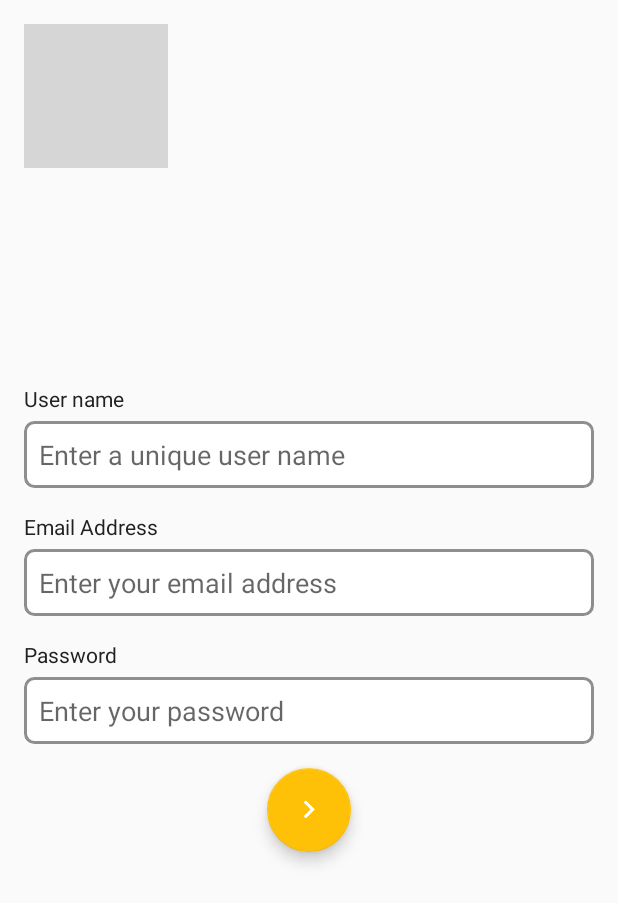
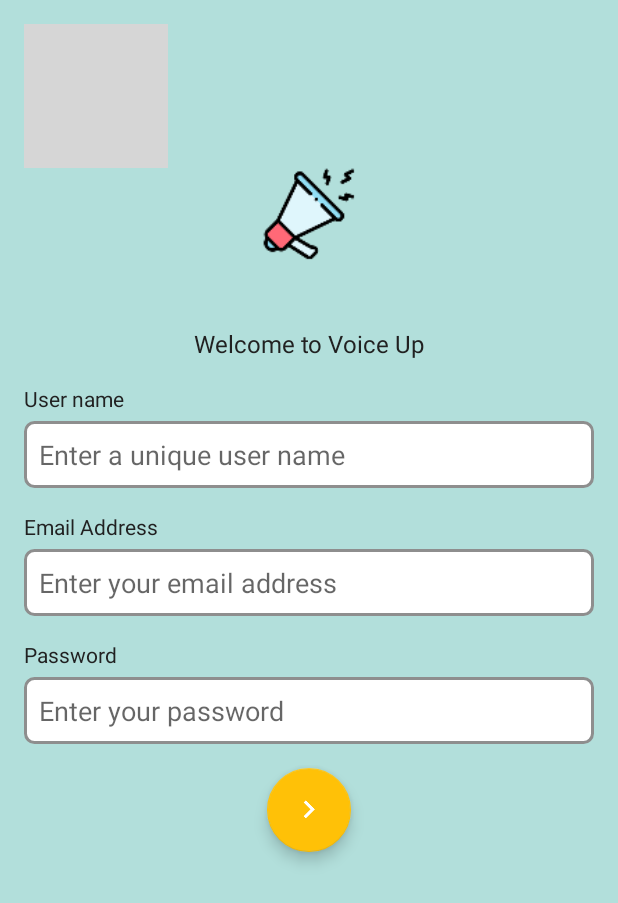
Before and after one commit to Devendra-Mehra/Voice-Up, an Android app: the SignUpActivity screen opened directly, with no data from a screen before it, on a phone screen of 412 x 824 dp. Shown: the top 903 px of the screen. Run offline under Robolectric (Android 15) with nearby library versions, the phone set to English and light mode, and no system bars; our stand-ins replace Dagger/Hilt's generated code, RxJava, data binding; grey boxes are pictures that could not be loaded.

Commit message:
add media bug solved

```diff
--- a/app/src/main/res/layout/activity_sign_up.xml
+++ b/app/src/main/res/layout/activity_sign_up.xml
@@ -6,6 +6,7 @@
         xmlns:tools="http://schemas.android.com/tools"
         android:layout_width="match_parent"
         android:layout_height="match_parent"
+        android:background="@color/primary_light"
         tools:context=".registration.sign_up.view.SignUpActivity">
 
 
@@ -20,7 +21,30 @@
             app:layout_constraintTop_toTopOf="parent"
             app:srcCompat="@drawable/back" />
 
+        <androidx.appcompat.widget.AppCompatImageView
+            android:layout_width="150dp"
+            android:layout_height="150dp"
+            android:layout_gravity="center"
+            app:layout_constraintBottom_toTopOf="@+id/tv_welcome_note"
+            app:layout_constraintEnd_toEndOf="parent"
+            app:layout_constraintStart_toStartOf="parent"
+            app:srcCompat="@mipmap/ic_launcher_foreground" />
+
+        <TextView
+            android:id="@+id/tv_welcome_note"
+            android:layout_width="wrap_content"
+            android:layout_height="wrap_content"
+            android:layout_gravity="center"
+            android:text="@string/welcome_to_voice_up"
+            android:textColor="@color/primary_text"
+            android:textSize="16sp"
+            app:layout_constraintBottom_toTopOf="@+id/constraint_layout"
+            app:layout_constraintEnd_toEndOf="parent"
+            app:layout_constraintStart_toStartOf="parent" />
+
+
         <androidx.constraintlayout.widget.ConstraintLayout
+            android:id="@+id/constraint_layout"
             android:layout_width="match_parent"
             android:layout_height="wrap_content"
             app:layout_constraintBottom_toBottomOf="parent"
@@ -34,7 +58,7 @@
                 android:layout_height="wrap_content"
                 android:layout_marginStart="16dp"
                 android:layout_marginTop="16dp"
-                android:text="User name"
+                android:text="@string/user_name"
                 android:textColor="@color/primary_text"
                 app:layout_constraintStart_toStartOf="parent"
                 app:layout_constraintTop_toTopOf="parent" />
@@ -48,7 +72,8 @@
                 android:layout_marginTop="5dp"
                 android:layout_marginEnd="16dp"
                 android:background="@drawable/rounded_shape"
-                android:hint="Enter a unique user name"
+                android:hint="@string/enter_a_unique_user_name"
+                android:inputType="textCapWords"
                 android:maxLines="1"
                 android:padding="10dp"
                 android:singleLine="true"
@@ -63,7 +88,7 @@
                 android:layout_height="wrap_content"
                 android:layout_marginStart="16dp"
                 android:layout_marginTop="16dp"
-                android:text="Email Address"
+                android:text="@string/email_address"
                 android:textColor="@color/primary_text"
                 app:layout_constraintStart_toStartOf="parent"
                 app:layout_constraintTop_toBottomOf="@+id/et_user_name" />
@@ -76,7 +101,7 @@
                 android:layout_marginTop="5dp"
                 android:layout_marginEnd="16dp"
                 android:background="@drawable/rounded_shape"
-                android:hint="Enter your email address"
+                android:hint="@string/enter_your_email_address"
                 android:inputType="textEmailAddress"
                 android:maxLines="1"
                 android:padding="10dp"
@@ -91,7 +116,7 @@
                 android:layout_height="wrap_content"
                 android:layout_marginStart="16dp"
                 android:layout_marginTop="16dp"
-                android:text="Password"
+                android:text="@string/password"
                 android:textColor="@color/primary_text"
                 app:layout_constraintStart_toStartOf="parent"
                 app:layout_constraintTop_toBottomOf="@+id/et_email" />
@@ -104,7 +129,7 @@
                 android:layout_marginTop="5dp"
                 android:layout_marginEnd="16dp"
                 android:background="@drawable/rounded_shape"
-                android:hint="Enter your password"
+                android:hint="@string/enter_your_password"
                 android:inputType="textPassword"
                 android:maxLines="1"
                 android:padding="10dp"
@@ -135,11 +160,11 @@
             style="@style/Base.Widget.AppCompat.ProgressBar"
             android:layout_width="wrap_content"
             android:layout_height="wrap_content"
+            android:layout_marginBottom="16dp"
             android:indeterminate="true"
             android:visibility="gone"
             app:layout_constraintBottom_toBottomOf="parent"
             app:layout_constraintEnd_toEndOf="parent"
-            app:layout_constraintStart_toStartOf="parent"
-            app:layout_constraintTop_toTopOf="parent" />
+            app:layout_constraintStart_toStartOf="parent" />
     </androidx.constraintlayout.widget.ConstraintLayout>
 </layout>
--- a/app/src/main/res/values/strings.xml
+++ b/app/src/main/res/values/strings.xml
@@ -18,6 +18,11 @@
     <string name="create_your_post">Create your post</string>
     <string name="select_your_file_type">Select your file type?</string>
     <string name="something_went_wrong">Something went wrong</string>
+    <string name="enter_a_unique_user_name">Enter a unique user name</string>
+    <string name="email_address">Email Address</string>
+    <string name="enter_your_email_address">Enter your email address</string>
+    <string name="password">Password</string>
+    <string name="user_name">User name</string>
     <string-array name="itemsArray">
         <item>Image</item>
         <item>Video</item>
```
Also changed, not shown: app/src/main/java/com/devendra/voiceup/post/view/PostActivity.java (+7 -7 lines), app/src/main/java/com/devendra/voiceup/registration/sign_in/view/SignInActivity.java (+6 -4 lines), app/src/main/res/layout/activity_sign_in.xml (+19 -5 lines).
